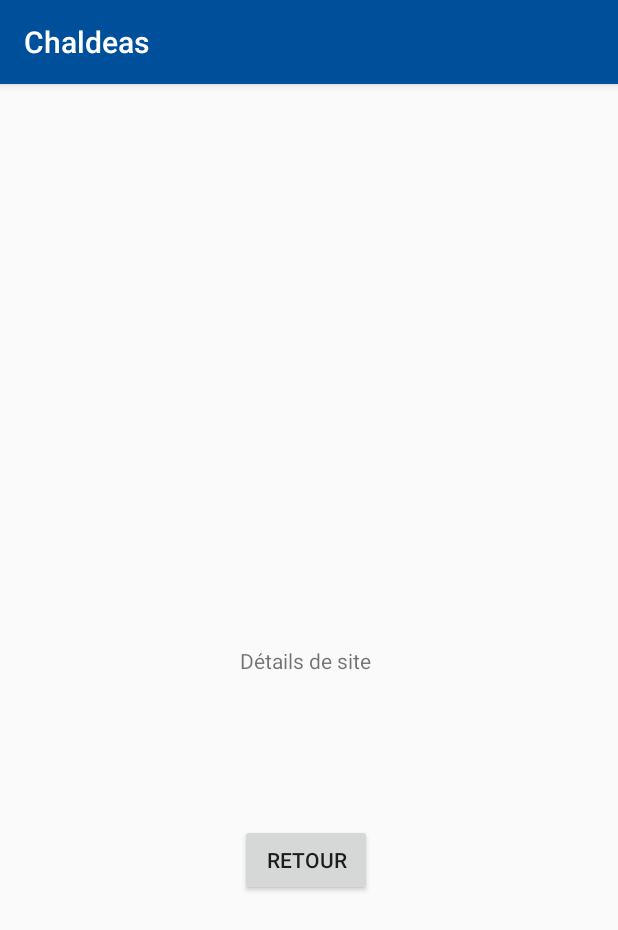
After one commit to Random-nii-chan/chaldeas, an Android app: the SiteDetailFragment screen opened through its navigation route, on a phone screen of 412 x 824 dp. The commit adds this screen. Shown: the top 930 px of the screen. Run offline under Robolectric (Android 15) with nearby library versions, the phone set to English and light mode, and no system bars; our stand-ins replace navigation-ui.

Commit message:
onclicklistener fonctionnel

```diff
--- a/app/build.gradle
+++ b/app/build.gradle
@@ -12,7 +12,6 @@ android {
         targetSdkVersion 29
         versionCode 1
         versionName "1.0"
-
         testInstrumentationRunner "androidx.test.runner.AndroidJUnitRunner"
     }
 
@@ -20,9 +19,6 @@ android {
         release {
             minifyEnabled false
             proguardFiles getDefaultProguardFile('proguard-android-optimize.txt'), 'proguard-rules.pro'
-        }
-        repositories {
-            google()
         }
     }
 
@@ -36,6 +32,7 @@ android {
 
 dependencies {
     def nav_version = "2.3.0-alpha04"
+
     implementation fileTree(dir: 'libs', include: ['*.jar'])
     implementation "org.jetbrains.kotlin:kotlin-stdlib-jdk7:$kotlin_version"
     implementation 'androidx.appcompat:appcompat:1.1.0'
@@ -50,7 +47,4 @@ dependencies {
     implementation 'androidx.recyclerview:recyclerview:1.1.0'
     implementation "androidx.navigation:navigation-fragment-ktx:$nav_version"
     implementation "androidx.navigation:navigation-ui-ktx:$nav_version"
-    implementation "androidx.navigation:navigation-fragment-ktx:$nav_version"
-    implementation "androidx.navigation:navigation-ui-ktx:$nav_version"
-
 }
--- a/app/src/main/java/fr/spc/leosoliveres/chaldeas/adapter/SitesAdapter.kt
+++ b/app/src/main/java/fr/spc/leosoliveres/chaldeas/adapter/SitesAdapter.kt
@@ -1,16 +1,40 @@
 package fr.spc.leosoliveres.chaldeas.adapter
 
-import android.util.Log
 import android.view.LayoutInflater
 import android.view.View
 import android.view.ViewGroup
+import android.widget.AdapterView
 import android.widget.TextView
 import androidx.recyclerview.widget.RecyclerView
 import fr.spc.leosoliveres.chaldeas.R
 import fr.spc.leosoliveres.chaldeas.model.Site
-import java.util.*
 
-class SitesAdapter(private val sites: ArrayList<Site>) : RecyclerView.Adapter<SitesAdapter.ViewHolder>() {
+class ViewHolder(itemView: View) : RecyclerView.ViewHolder(itemView) {
+	val nomSite: TextView = itemView.findViewById(R.id.nomSite)
+	val typeSite: TextView = itemView.findViewById(R.id.typeSite)
+	val latitude: TextView = itemView.findViewById(R.id.latitude)
+	val longitude: TextView = itemView.findViewById(R.id.longitude)
+
+	fun bind(site:Site, clickListener:OnItemClickListener){
+		val longitude = site.longitude.toString()
+		val latitude = site.latitude.toString()
+
+		this.nomSite.text = site.nom
+		this.typeSite.text = site.type
+		this.longitude.text = String.format("Lon. : $longitude")
+		this.latitude.text = String.format("Lat. : $latitude")
+
+		itemView.setOnClickListener{
+			clickListener.onItemClicked(site)
+		}
+	}
+}
+
+interface OnItemClickListener{
+	fun onItemClicked(site:Site)
+}
+
+class SitesAdapter(private val sites: ArrayList<Site>, val itemClickListener: OnItemClickListener) : RecyclerView.Adapter<ViewHolder>() {
 
 	override fun onCreateViewHolder(parent: ViewGroup, viewType: Int): ViewHolder {
 		val view:View = LayoutInflater.from(parent.context).inflate(R.layout.site_row, parent, false)
@@ -19,22 +43,10 @@ class SitesAdapter(private val sites: ArrayList<Site>) : RecyclerView.Adapter<Si
 
 	override fun onBindViewHolder(holder: ViewHolder, position: Int) {
 		val site = sites[position]
-
-		val longitude = site.longitude.toString()
-		val latitude = site.latitude.toString()
-
-		holder.nomSite.text = site.nom
-		holder.typeSite.text = site.type
-		holder.longitude.text = String.format("Lon. : $longitude")
-		holder.latitude.text = String.format("Lat. : $latitude")
+		holder.bind(site,itemClickListener)
 	}
 
 	override fun getItemCount(): Int = sites.size
 
-	class ViewHolder(itemView: View) : RecyclerView.ViewHolder(itemView) {
-		val nomSite: TextView = itemView.findViewById(R.id.nomSite)
-		val typeSite: TextView = itemView.findViewById(R.id.typeSite)
-		val latitude: TextView = itemView.findViewById(R.id.latitude)
-		val longitude: TextView = itemView.findViewById(R.id.longitude)
-	}
+
 }
--- /dev/null
+++ b/app/src/main/java/fr/spc/leosoliveres/chaldeas/ui/fragment/SiteDetailFragment.kt
@@ -0,0 +1,24 @@
+package fr.spc.leosoliveres.chaldeas.ui.fragment
+
+import android.os.Bundle
+import androidx.fragment.app.Fragment
+import android.view.LayoutInflater
+import android.view.View
+import android.view.ViewGroup
+
+import fr.spc.leosoliveres.chaldeas.R
+
+class SiteDetailFragment : Fragment() {
+
+	override fun onCreate(savedInstanceState: Bundle?) {
+		super.onCreate(savedInstanceState)
+	}
+
+	override fun onCreateView(
+		inflater: LayoutInflater, container: ViewGroup?,
+		savedInstanceState: Bundle?
+	): View? {
+		// Inflate the layout for this fragment
+		return inflater.inflate(R.layout.fragment_site_detail, container, false)
+	}
+}
--- a/app/src/main/java/fr/spc/leosoliveres/chaldeas/ui/fragment/SiteListFragment.kt
+++ b/app/src/main/java/fr/spc/leosoliveres/chaldeas/ui/fragment/SiteListFragment.kt
@@ -5,15 +5,17 @@ import androidx.fragment.app.Fragment
 import android.view.LayoutInflater
 import android.view.View
 import android.view.ViewGroup
+import android.widget.Toast
 import androidx.navigation.findNavController
 import androidx.recyclerview.widget.LinearLayoutManager
 
 import fr.spc.leosoliveres.chaldeas.R
+import fr.spc.leosoliveres.chaldeas.adapter.OnItemClickListener
 import fr.spc.leosoliveres.chaldeas.adapter.SitesAdapter
 import fr.spc.leosoliveres.chaldeas.model.Site
 import kotlinx.android.synthetic.main.site_list_fragment.*
 
-class SiteListFragment : Fragment(R.layout.site_list_fragment) {
+class SiteListFragment : Fragment(R.layout.site_list_fragment),OnItemClickListener {
 
 	companion object {
 		fun newInstance() = SiteListFragment()
@@ -27,7 +29,11 @@ class SiteListFragment : Fragment(R.layout.site_list_fragment) {
 		super.onActivityCreated(savedInstanceState)
 
 		siteRecyclerView.layoutManager = LinearLayoutManager(activity)
-		siteRecyclerView.adapter = SitesAdapter(initVariables(20))
+		siteRecyclerView.adapter = SitesAdapter(initVariables(20),this)
+	}
+
+	override fun onItemClicked(site:Site){
+		Toast.makeText(activity, site.nom, Toast.LENGTH_LONG).show()
 	}
 
 	private fun initVariables(count:Int):ArrayList<Site>{
--- /dev/null
+++ b/app/src/main/res/layout/fragment_site_detail.xml
@@ -0,0 +1,34 @@
+<?xml version="1.0" encoding="utf-8"?>
+<androidx.constraintlayout.widget.ConstraintLayout xmlns:android="http://schemas.android.com/apk/res/android"
+    xmlns:app="http://schemas.android.com/apk/res-auto"
+    xmlns:tools="http://schemas.android.com/tools"
+    android:layout_width="match_parent"
+    android:layout_height="match_parent"
+    tools:context=".ui.fragment.SiteDetailFragment">
+
+        <!-- TODO: Update blank fragment layout -->
+
+    <TextView
+        android:id="@+id/textView"
+        android:layout_width="wrap_content"
+        android:layout_height="wrap_content"
+        android:layout_marginStart="160dp"
+        android:layout_marginLeft="160dp"
+        android:text="Détails de site"
+        app:layout_constraintBottom_toBottomOf="parent"
+        app:layout_constraintStart_toStartOf="parent"
+        app:layout_constraintTop_toTopOf="parent" />
+
+    <Button
+        android:id="@+id/button"
+        android:layout_width="wrap_content"
+        android:layout_height="wrap_content"
+        android:layout_marginStart="160dp"
+        android:layout_marginLeft="160dp"
+        android:text="Retour"
+        app:layout_constraintBottom_toBottomOf="parent"
+        app:layout_constraintStart_toStartOf="parent"
+        app:layout_constraintTop_toBottomOf="@+id/textView"
+        app:layout_constraintVertical_bias="0.305" />
+
+</androidx.constraintlayout.widget.ConstraintLayout>
--- a/app/src/main/res/navigation/nav_graph.xml
+++ b/app/src/main/res/navigation/nav_graph.xml
@@ -1,10 +1,21 @@
 <?xml version="1.0" encoding="utf-8"?>
 <navigation xmlns:android="http://schemas.android.com/apk/res/android"
-    xmlns:app="http://schemas.android.com/apk/res-auto" android:id="@+id/nav_graph"
+    xmlns:app="http://schemas.android.com/apk/res-auto"
+    xmlns:tools="http://schemas.android.com/tools"
+    android:id="@+id/nav_graph"
     app:startDestination="@id/siteListFragment">
 
     <fragment
         android:id="@+id/siteListFragment"
         android:name="fr.spc.leosoliveres.chaldeas.ui.fragment.SiteListFragment"
-        android:label="SiteListFragment" />
+        android:label="SiteListFragment" >
+        <action
+            android:id="@+id/view_dite_details"
+            app:destination="@id/siteDetailFragment" />
+    </fragment>
+    <fragment
+        android:id="@+id/siteDetailFragment"
+        android:name="fr.spc.leosoliveres.chaldeas.ui.fragment.SiteDetailFragment"
+        android:label="fragment_site_detail"
+        tools:layout="@layout/fragment_site_detail" />
 </navigation>
--- a/app/src/main/res/values/strings.xml
+++ b/app/src/main/res/values/strings.xml
@@ -2,7 +2,4 @@
     <string name="app_name">Chaldeas</string>
     <string name="formatted_longitude">Longitude : %1$s</string>
     <string name="formatted_latitude">Latitude : %1$s</string>
-
-    <!-- TODO: Remove or change this placeholder text -->
-    <string name="hello_blank_fragment">Hello blank fragment</string>
 </resources>
```
